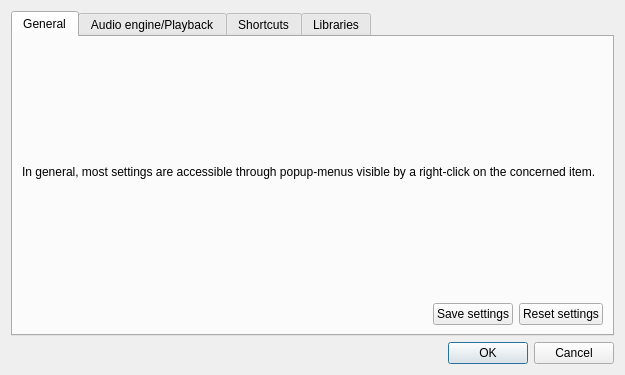
Qt form src/wdialogsettings.ui (gillesdegottex/dfasma) before a commit.
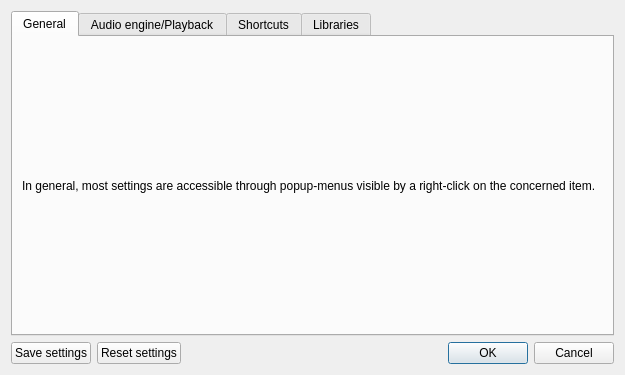
The same form after that commit.

Commit message: move buttons

```diff
--- a/src/wdialogsettings.ui
+++ b/src/wdialogsettings.ui
@@ -60,49 +60,6 @@
          </property>
         </spacer>
        </item>
-       <item>
-        <layout class="QHBoxLayout" name="horizontalLayout_5">
-         <item>
-          <spacer name="horizontalSpacer">
-           <property name="orientation">
-            <enum>Qt::Horizontal</enum>
-           </property>
-           <property name="sizeHint" stdset="0">
-            <size>
-             <width>40</width>
-             <height>20</height>
-            </size>
-           </property>
-          </spacer>
-         </item>
-         <item>
-          <widget class="QPushButton" name="btnSettingsSave">
-           <property name="toolTip">
-            <string>Save current settings (general settings and all views' settings)</string>
-           </property>
-           <property name="statusTip">
-            <string>Save current settings (general settings and all views' settings)</string>
-           </property>
-           <property name="text">
-            <string>Save settings</string>
-           </property>
-          </widget>
-         </item>
-         <item>
-          <widget class="QPushButton" name="btnSettingsClear">
-           <property name="toolTip">
-            <string>Reset settings to factory values (general settings and all views' settings)</string>
-           </property>
-           <property name="statusTip">
-            <string>Reset settings to factory values (general settings and all views' settings)</string>
-           </property>
-           <property name="text">
-            <string>Reset settings</string>
-           </property>
-          </widget>
-         </item>
-        </layout>
-       </item>
       </layout>
      </widget>
      <widget class="QWidget" name="tabAudioEngine">
@@ -298,14 +255,57 @@
     </widget>
    </item>
    <item>
-    <widget class="QDialogButtonBox" name="buttonBox">
-     <property name="orientation">
-      <enum>Qt::Horizontal</enum>
-     </property>
-     <property name="standardButtons">
-      <set>QDialogButtonBox::Cancel|QDialogButtonBox::Ok</set>
-     </property>
-    </widget>
+    <layout class="QHBoxLayout" name="horizontalLayout_5">
+     <item>
+      <widget class="QPushButton" name="btnSettingsSave">
+       <property name="toolTip">
+        <string>Save current settings (general settings and all views' settings)</string>
+       </property>
+       <property name="statusTip">
+        <string>Save current settings (general settings and all views' settings)</string>
+       </property>
+       <property name="text">
+        <string>Save settings</string>
+       </property>
+      </widget>
+     </item>
+     <item>
+      <widget class="QPushButton" name="btnSettingsClear">
+       <property name="toolTip">
+        <string>Reset settings to factory values (general settings and all views' settings)</string>
+       </property>
+       <property name="statusTip">
+        <string>Reset settings to factory values (general settings and all views' settings)</string>
+       </property>
+       <property name="text">
+        <string>Reset settings</string>
+       </property>
+      </widget>
+     </item>
+     <item>
+      <spacer name="horizontalSpacer_2">
+       <property name="orientation">
+        <enum>Qt::Horizontal</enum>
+       </property>
+       <property name="sizeHint" stdset="0">
+        <size>
+         <width>40</width>
+         <height>20</height>
+        </size>
+       </property>
+      </spacer>
+     </item>
+     <item>
+      <widget class="QDialogButtonBox" name="buttonBox">
+       <property name="orientation">
+        <enum>Qt::Horizontal</enum>
+       </property>
+       <property name="standardButtons">
+        <set>QDialogButtonBox::Cancel|QDialogButtonBox::Ok</set>
+       </property>
+      </widget>
+     </item>
+    </layout>
    </item>
   </layout>
  </widget>
```
The commit also changes 1 other file.
